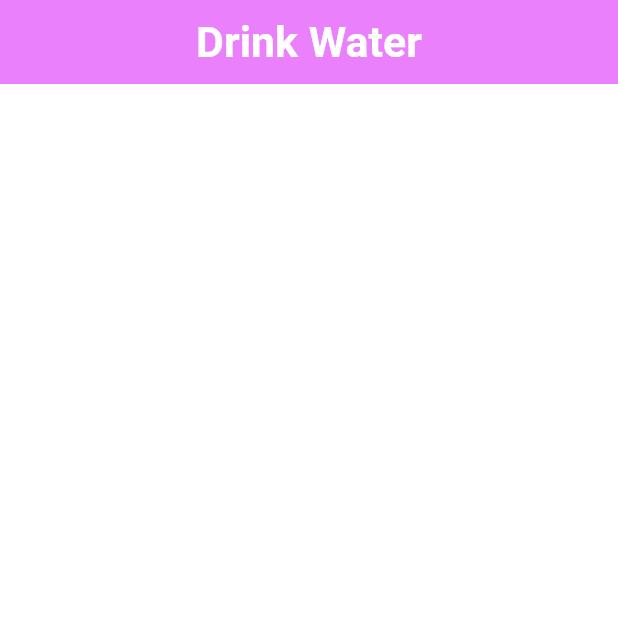
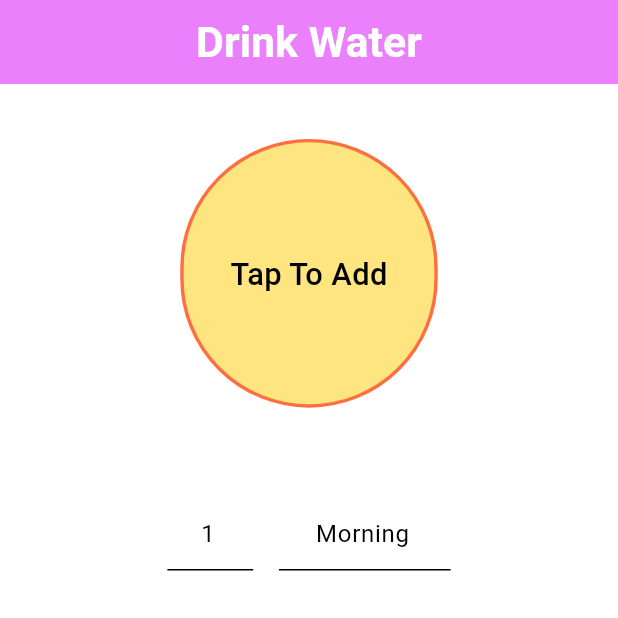
Before and after one commit to rafiul9040devapp/Flexing-UI, a Flutter app: the screen it shows after launch, on a phone screen of 412 x 824 dp, the top half of it. Run offline on Flutter 3.47's test engine with Material 3 defaults, Android fonts, the phone set to English and light mode, and no system bars; our stand-ins replace dio, flutter_screenutil, flutter_spinkit, get.

Commit message:
Drink Water UI setup is done

```diff
--- a/lib/screens/drink_water.dart
+++ b/lib/screens/drink_water.dart
@@ -1,5 +1,8 @@
 import 'package:flutter/material.dart';
 import 'package:flutter_screenutil/flutter_screenutil.dart';
+import 'package:intl/intl.dart';
+
+import '../model/water_consumption.dart';
 
 class DrinkWaterScreen extends StatefulWidget {
   const DrinkWaterScreen({super.key});
@@ -11,6 +14,12 @@ class DrinkWaterScreen extends StatefulWidget {
 class _DrinkWaterScreenState extends State<DrinkWaterScreen> {
   @override
   Widget build(BuildContext context) {
+    final TextEditingController _noOfGlassesTEController =
+        TextEditingController(text: '1');
+    final TextEditingController _noteTEController =
+        TextEditingController(text: 'Morning');
+    List<WaterConsumption> _waterConsumptionList = [];
+
     return Scaffold(
       backgroundColor: Colors.white,
       appBar: AppBar(
@@ -25,6 +34,101 @@ class _DrinkWaterScreenState extends State<DrinkWaterScreen> {
         backgroundColor: Colors.purpleAccent.shade100,
         centerTitle: true,
       ),
+      body: SingleChildScrollView(
+        child: Column(
+          crossAxisAlignment: CrossAxisAlignment.center,
+          children: [
+            Padding(
+              padding: EdgeInsets.all(32.w),
+              child: InkWell(
+                borderRadius: BorderRadius.circular(100.r),
+                onTap: () {
+
+                },
+                child: Container(
+                  height: 150.h,
+                  width: 150.w,
+                  alignment: Alignment.center,
+                  decoration: BoxDecoration(
+                    color: Colors.amberAccent.shade100,
+                    borderRadius: BorderRadius.circular(100.r),
+                    border:
+                        Border.all(color: Colors.deepOrangeAccent, width: 2.w),
+                  ),
+                  child: Text(
+                    'Tap To Add',
+                    style: TextStyle(
+                        color: Colors.black,
+                        fontSize: 18.sp,
+                        fontWeight: FontWeight.w500),
+                  ),
+                ),
+              ),
+            ),
+            20.verticalSpace,
+            Row(
+              mainAxisAlignment: MainAxisAlignment.center,
+              children: [
+                SizedBox(
+                  width: 50.w,
+                  child: TextField(
+                    controller: _noOfGlassesTEController,
+                    keyboardType: TextInputType.number,
+                    textAlign: TextAlign.center,
+                  ),
+                ),
+                15.horizontalSpace,
+                SizedBox(
+                  width: 100.w,
+                  child: TextField(
+                    controller: _noteTEController,
+                    keyboardType: TextInputType.text,
+                    textAlign: TextAlign.center,
+                  ),
+                ),
+              ],
+            ),
+            10.verticalSpace,
+            ListView.builder(
+              shrinkWrap: true,
+              primary: false,
+              itemCount: _waterConsumptionList.length,
+              itemBuilder: (context, index) {
+                final item = _waterConsumptionList[index];
+                return ListTile(
+                  leading: CircleAvatar(
+                    radius: 20.r,
+                    child: Text(
+                      item.noOfGlasses.toString(),
+                      style: TextStyle(
+                        color: Colors.black12,
+                        fontWeight: FontWeight.w200,
+                        fontSize: 18.sp,
+                      ),
+                    ),
+                  ),
+                  title: Text(
+                    item.note,
+                    style: TextStyle(
+                      color: Colors.black12,
+                      fontWeight: FontWeight.w200,
+                      fontSize: 18.sp,
+                    ),
+                  ),
+                  subtitle: Text(
+                    DateFormat.yMEd().add_jms().format(item.time),
+                    style: TextStyle(
+                      color: Colors.black12,
+                      fontWeight: FontWeight.w200,
+                      fontSize: 18.sp,
+                    ),
+                  ),
+                );
+              },
+            )
+          ],
+        ),
+      ),
     );
   }
 }
--- a/pubspec.yaml
+++ b/pubspec.yaml
@@ -18,7 +18,7 @@ dependencies:
   flutter_screenutil: ^5.9.0
   dio: ^5.4.0
   flutter_spinkit: ^5.2.0
-
+  intl: ^0.19.0
 
 dev_dependencies:
   flutter_test:
```
Also changed, not shown: pubspec.lock.
